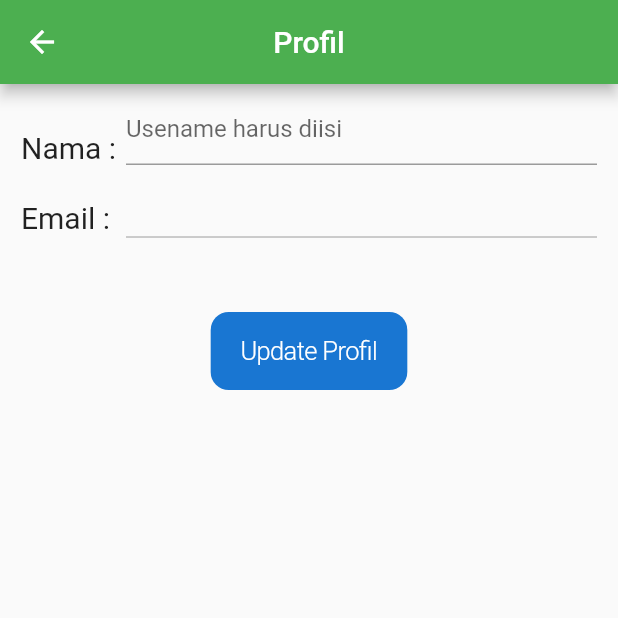
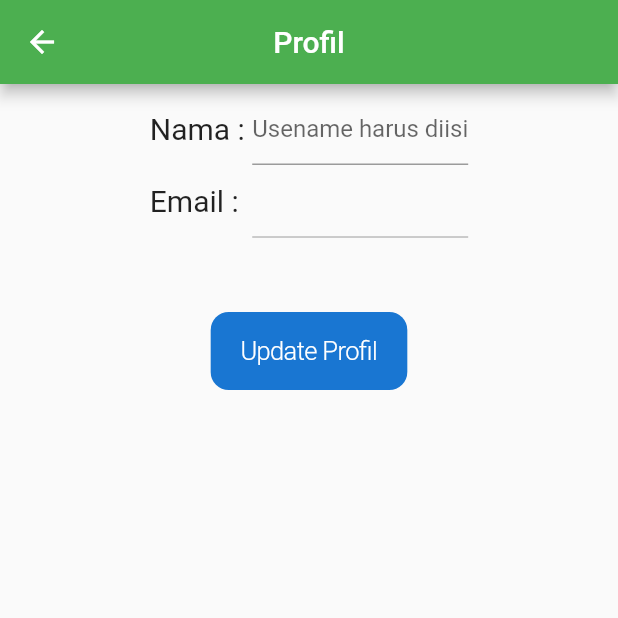
Before and after one commit to alvinvin00/sungkawa_user, a Flutter app: the Profile screen opened directly, on a phone screen of 412 x 824 dp, the top half of it. Run offline on Flutter 3.47's test engine with Material 2 defaults, Android fonts, the phone set to English and light mode, and no system bars; our stand-ins replace cached_network_image, cloud_firestore, connectivity, firebase_auth, firebase_database, fluttertoast and 2 more; accounts and stored records are empty.

Commit message:
Fixes #1

```diff
--- a/lib/pages/login.dart
+++ b/lib/pages/login.dart
@@ -22,13 +22,11 @@ class _LoginState extends State<Login> {
 
   @override
   void initState() {
-    // TODO: implement initState
     super.initState();
   }
 
   @override
   Widget build(BuildContext context) {
-    // TODO: implement build
     return Scaffold(
       body: new Padding(
         padding: const EdgeInsets.all(20.0),
@@ -83,7 +81,7 @@ class _LoginState extends State<Login> {
     print('Adding to database');
     FirebaseDatabase.instance
         .reference()
-        .child('admins')
+        .child('users')
         .child(googleAccount.id)
         .once()
         .then((snapshot) {
--- a/lib/pages/profil.dart
+++ b/lib/pages/profile.dart
@@ -1,19 +1,14 @@
 import 'package:cloud_firestore/cloud_firestore.dart';
+import 'package:firebase_auth/firebase_auth.dart';
 import 'package:flutter/cupertino.dart';
 import 'package:flutter/material.dart';
-import 'package:firebase_auth/firebase_auth.dart';
-import 'package:firebase_core/firebase_core.dart';
-import 'package:firebase_database/firebase_database.dart';
 import 'package:fluttertoast/fluttertoast.dart';
-import 'dart:async';
 import 'package:shared_preferences/shared_preferences.dart';
-import 'package:Sungkawa/model/user.dart';
 
 class Profile extends StatefulWidget {
-  final User pengguna;
   final String currentUserId;
 
-  Profile({this.pengguna, this.currentUserId});
+  Profile({this.currentUserId});
 
   @override
   _ProfileState createState() => _ProfileState();
@@ -64,53 +59,39 @@ class _ProfileState extends State<Profile> {
           key: formkey,
           child: Column(
             children: <Widget>[
-              Row(
-                children: <Widget>[
-                  Padding(
-                    padding: const EdgeInsets.only(top: 22.0),
-                    child: Container(
-                      width: 70.0,
-                      height: 20.0,
-                      child: Text(
+              Table(
+                  defaultVerticalAlignment: TableCellVerticalAlignment.middle,
+                  defaultColumnWidth: IntrinsicColumnWidth(),
+                  columnWidths: {
+                    2: FlexColumnWidth(1.0)
+                  },
+                  children: [
+                    TableRow(children: [
+                      Text(
                         'Nama : ',
                         style: TextStyle(fontSize: 20.0),
                       ),
-                    ),
-                  ),
-                  Expanded(
-                      child: Container(
-                    child: TextField(
+                      TextField(
                         decoration:
                         InputDecoration(hintText: 'Usename harus diisi'),
                         controller: usernameController,
                         onChanged: (value) => username = value,
                         focusNode: focusNodeUsername,
                       ),
-                  )),
-                ],
-              ),
-              Row(
-                children: <Widget>[
-                  Padding(
-                    padding: const EdgeInsets.only(top: 22.0),
-                    child: Container(
-                      width: 70.0,
-                      child: Text(
+                    ]),
+                    TableRow(children: [
+                      Text(
                         'Email :',
                         style: TextStyle(fontSize: 20.0),
                       ),
-                    ),
-                  ),
-                  Expanded(
-                      child: Container(
-                          child: TextField(
+                      TextField(
                         controller: emailController,
                         onChanged: (value) => email = value,
                         focusNode: focusNodeEmail,
                         enabled: false,
-                  ))),
-                ],
                       ),
+                    ])
+                  ]),
               SizedBox(
                 height: 50.0,
               ),
```
Also changed, not shown: lib/main.dart (+20 -4 lines), lib/pages/comment_page.dart (+21 -5 lines), lib/pages/user_home.dart (+13 -0 lines). Lines whose indentation alone changed are shown as unchanged.
